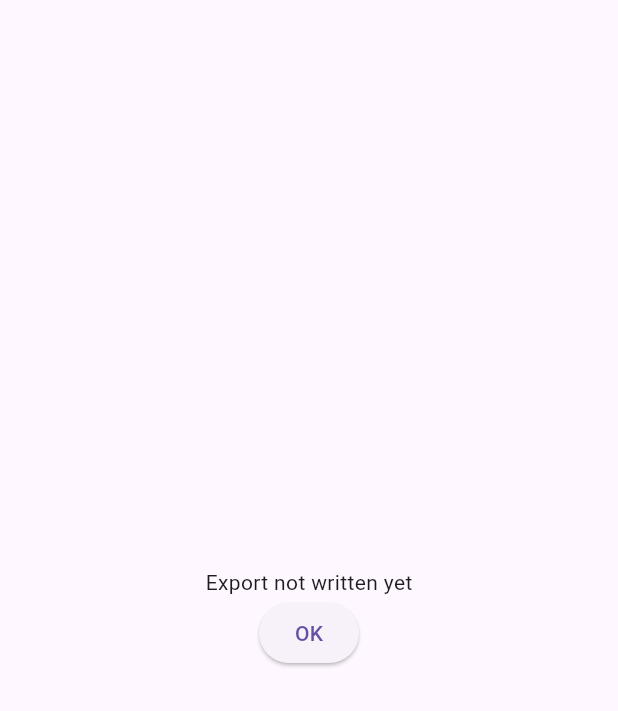
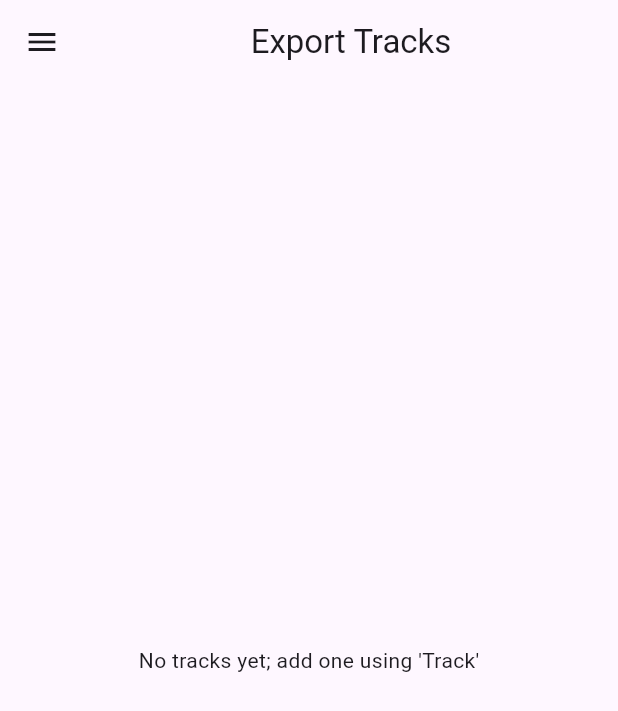
Before and after one commit to IanDarwin/jpstrack, a Flutter app: the ExportPage screen opened directly, on a phone screen of 412 x 824 dp. Shown: the top 711 px of the screen. Run offline on Flutter 3.47's test engine with Material 3 defaults, Android fonts, the phone set to English and light mode, and no system bars; our stand-ins replace flutter_map, flutter_settings_screens, flutter_widget_from_html, image_picker, latlong2, location and 1 more; missing offline and left inert: record; accounts and stored records are empty.

Commit message:
Working mostly on Export:
Add Track class, and in db, DAO-like method in DatabaseHelper.
Also create both tables correctly.
URL typo fixed in filesaver.dart.
Export class uses ListView and FutureBuilder.
Pass Track's id when inserting LocationData reading.

```diff
--- /dev/null
+++ b/TODOtempdontcommit.txt
@@ -0,0 +1,17 @@
+Map Page:
+
+	Pause/Resume etc - enable/disable
+
+	"Center" button to move map & display
+
+Export -
+
+	List view works, add actions.
+
+location_service
+	in service/location_service.dart:
+	create ensureGpsPerms() based on https://pub.dev/packages/geolocator
+	call it from main: await ensureGpsPerms()
+
+All three Note functions - if track != null, save with trackId in filename?
+	or just disable if no track
--- a/lib/db/database_helper.dart
+++ b/lib/db/database_helper.dart
@@ -2,6 +2,8 @@ import 'dart:async';
 import 'package:location/location.dart';
 import 'package:sqflite/sqflite.dart';
 import 'package:path/path.dart';
+
+import '../model/track.dart';
 
 class DatabaseHelper {
   static final DatabaseHelper _instance = DatabaseHelper._internal();
@@ -24,25 +26,55 @@ class DatabaseHelper {
   }
 
   void _onCreate(Database db, int version) async {
+    print("Creating tracks table");
     await db.execute('''
+      -- Table for track set
+      CREATE TABLE tracks(
+        id INTEGER PRIMARY KEY,
+        start TEXT
+      );
+     ''');
+    print("Creating locations table");
+    await db.execute('''
+      --- Table for data points
       CREATE TABLE locations(
         id INTEGER PRIMARY KEY,
-        trackset_id INTEGER,
+        trackset_id INTEGER REFERENCES tracks(id),
         latitude REAL,
         longitude REAL,
         altitude REAL,
         timestamp TEXT
-      )
+      );
     ''');
   }
 
-  Future<int> insertLocation(LocationData location) async {
+  Future<int> insertTrack(Track track) async {
+    Database dbClient = await db;
+    return await dbClient.insert('tracks', {
+      'start': DateTime.now().toString()
+    });
+  }
+
+  Future<List<Track>> getTracks() async {
+    Database dbClient = await db;
+    List<Map<String, dynamic>> raw = await dbClient.query('tracks');
+    List<Track> ret = [];
+    for (var x in raw) {
+      Track t = Track(x['id'], DateTime.parse(x['start']));
+      // XXX Get the readings!!!
+      ret.add(t);
+    }
+    return ret;
+  }
+
+  Future<int> insertLocation(LocationData location, int tracksetId) async {
     Database dbClient = await db;
     return await dbClient.insert('locations', {
       'latitude': location.latitude,
       'longitude': location.longitude,
       'altitude' : location.altitude,
-      'timestamp': DateTime.now().toString()
+      'timestamp': location.time.toString(),
+      'trackset_id': tracksetId,
     });
   }
 
--- a/lib/io/filesaver.dart
+++ b/lib/io/filesaver.dart
@@ -11,7 +11,7 @@ final header =
       <metadata>
 	<name>jpstrack GPS track log</name>
 	<time>${DateTime.now()}</time>
-	<url>httpd://darwinsys.com/jpstrack
+	<url>https://darwinsys.com/jpstrack
       </metadata>
 
     <!-- track start -->
@@ -46,9 +46,9 @@ class GPSFileSaver {
         addPointData(r.time, r.latitude, r.longitude, r.altitude);
     }
 
-    addPointData(int time, double latitude, double longitude, double elven) {
+    addPointData(int time, double latitude, double longitude, double altitude) {
         out.writeln("<trkpt lat='$latitude' lon='$longitude'>");
-        out.writeln("    <ele>$elven</ele>");
+        out.writeln("    <ele>$altitude</ele>");
         out.writeln("    <time>${DateTime(time)}</time>"); //df.format(date));
         out.writeln("    <fix>3d</fix>");
         out.writeln("</trkpt>");
--- a/lib/main.dart
+++ b/lib/main.dart
@@ -2,10 +2,12 @@ import 'package:flutter/material.dart';
 import 'package:flutter_settings_screens/flutter_settings_screens.dart';
 import 'package:jpstrack/ui/nav_drawer.dart';
 
+import 'db/database_helper.dart';
 import 'ui/map_screen.dart';
 
 void main() async {
   await Settings.init();
+  await DatabaseHelper();
   runApp(MapApp());
 }
 
--- /dev/null
+++ b/lib/model/track.dart
@@ -0,0 +1,8 @@
+import "package:location/location.dart";
+
+class Track {
+	int id;
+	DateTime start;
+	List<Location> steps =[];
+	Track(int this.id, DateTime this.start);
+}
--- a/lib/ui/export_track.dart
+++ b/lib/ui/export_track.dart
@@ -1,31 +1,71 @@
 import 'package:flutter/material.dart';
+import 'package:jpstrack/db/database_helper.dart';
+
+import '../model/track.dart';
+import 'nav_drawer.dart';
 
 /// Activity for Export
 ///
 class ExportPage extends StatefulWidget {
 
   @override
-  ExportState createState() => ExportState();
+  ExportListState createState() => ExportListState();
 
 }
 
-class ExportState extends State<ExportPage> {
+class ExportListState extends State<ExportPage> {
+  late Future<List<Track>> tracks;
+
+  getTracks() async {
+    tracks = DatabaseHelper().getTracks();
+  }
 
   @override
-  Widget build(var context) {
+  Widget build(BuildContext context) {
+    debugPrint("In ExportListState::build");
     return Scaffold(
-        body:Center(
-            child: Column(
-              mainAxisAlignment: MainAxisAlignment.center,
-              children:[
-                const Text('Export not written yet'),
-                ElevatedButton(
-                  onPressed: () => Navigator.pop(context),
-                  child: const Text('OK'),
-                )
-              ]
-            )
-        )
+        appBar: AppBar(
+        title: Center(child: Text("Export Tracks"))
+        ),
+      drawer: NavDrawer(),
+      body: FutureBuilder(
+        future: DatabaseHelper().getTracks(),
+        builder: (context, snapshot) {
+          if (snapshot.hasError) {
+            print(snapshot.error);
+            return Center(
+                child: Text(
+                    "Data error: ${snapshot.error}!")
+            );
+          }
+          if (!snapshot.hasData) {
+            return Center(child: CircularProgressIndicator());
+          }
+          if (snapshot.data!.length == 0) {
+            return Center(
+              child: Text("No tracks yet; add one using 'Track'"),
+            );
+          };
+          print("ListPage: n=${snapshot.data!.length}");
+          debugPrint("In export builder with ${snapshot.data!.length}");
+          return ListView.builder(
+              itemCount: snapshot.data!.length,
+              itemBuilder: (context, index) {
+                debugPrint("In ItemBuilder for $index");
+                var track = snapshot.data![index];
+                return ListTile(
+                  title: Text("Track ${track.start.toIso8601String()}"),
+                  subtitle: Text("Track with ${track.steps.length} items"),
+                  // trailing: Row(children: [
+                  //   Icon(Icons.save),
+                  //   Icon(Icons.upload),
+                  //   Icon(Icons.delete_forever),
+                  // ]),
+                );
+              }
+          );
+        }
+    )
     );
   }
 }
```
Also changed, not shown: lib/io/gpx.dart (added, +32 -0 lines), lib/ui/map_screen.dart (+7 -3 lines).
